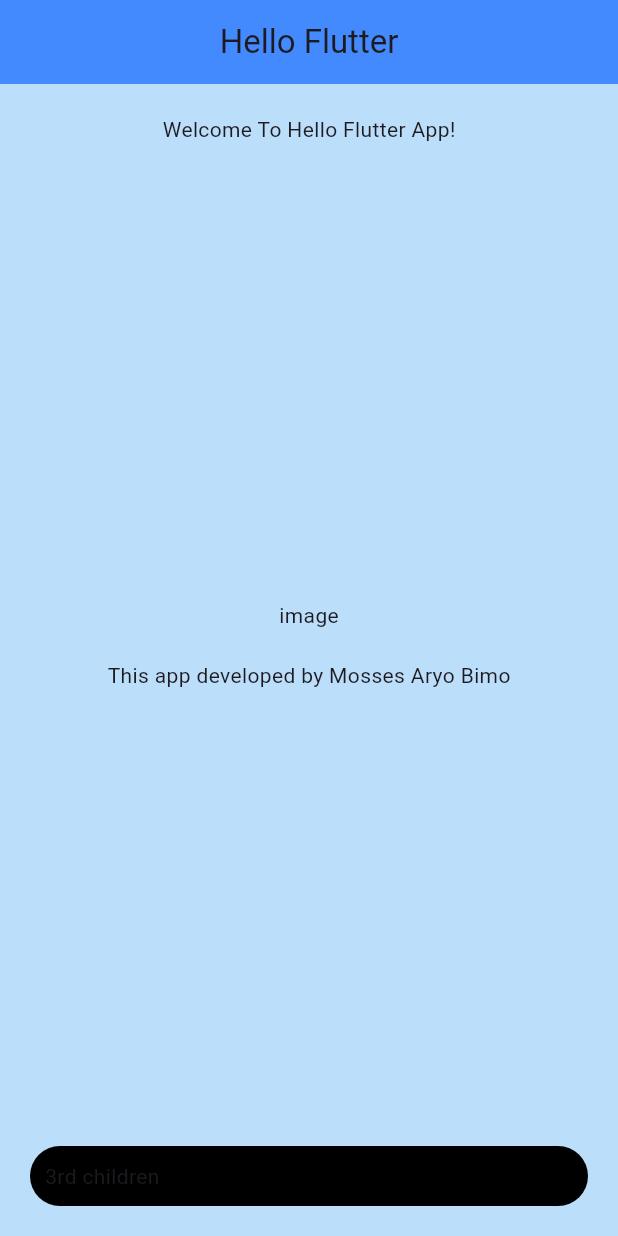
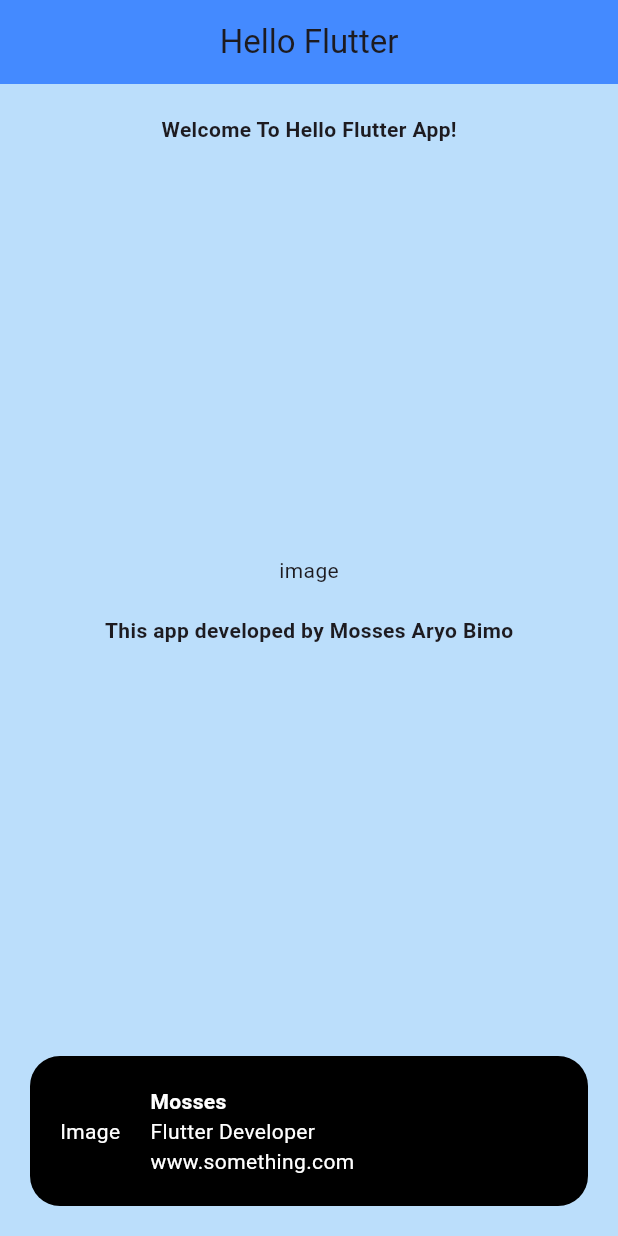
Before and after one commit to MossesAryo/Hello-Flutter-App, a Flutter app: the screen it shows after launch, on a phone screen of 412 x 824 dp. Run offline on Flutter 3.47's test engine with Material 3 defaults, Android fonts, the phone set to English and light mode, and no system bars.

Commit message:
Rows & Text styling

```diff
--- a/lib/main.dart
+++ b/lib/main.dart
@@ -23,21 +23,57 @@ class MyApp extends StatelessWidget {
             mainAxisAlignment: MainAxisAlignment.spaceBetween,
             crossAxisAlignment: CrossAxisAlignment.center,
             children: [
-              Text("Welcome To Hello Flutter App!"),
+              Text(
+                "Welcome To Hello Flutter App!",
+                style: TextStyle(
+                  fontWeight: FontWeight.bold,
+                  fontSize: 14,
+                ),
+              ),
               Column(
                 children: [
                   Text("image"),
                   SizedBox(height: 20),
-                  Text("This app developed by Mosses Aryo Bimo"),
+                  Text(
+                    "This app developed by Mosses Aryo Bimo",
+                    style: TextStyle(fontWeight: FontWeight.bold),
+                  ),
                 ],
               ),
               Container(
-                  padding: EdgeInsets.all(10),
+                  padding: EdgeInsets.all(20),
                   width: double.infinity,
                   decoration: BoxDecoration(
                       color: Colors.black,
                       borderRadius: BorderRadius.circular(20)),
-                  child: Text("3rd children")),
+                  child: Row(
+                    children: [
+                      Text(
+                        "Image",
+                        style: TextStyle(color: Colors.white),
+                      ),
+                      SizedBox(width: 20),
+                      Column(
+                        crossAxisAlignment: CrossAxisAlignment.start,
+                        children: [
+                          Text(
+                            "Mosses",
+                            style: TextStyle(
+                                color: Colors.white,
+                                fontWeight: FontWeight.bold),
+                          ),
+                          Text(
+                            "Flutter Developer",
+                            style: TextStyle(color: Colors.white),
+                          ),
+                          Text(
+                            "www.something.com",
+                            style: TextStyle(color: Colors.white),
+                          ),
+                        ],
+                      ),
+                    ],
+                  )),
             ],
           ),
         ),
```
